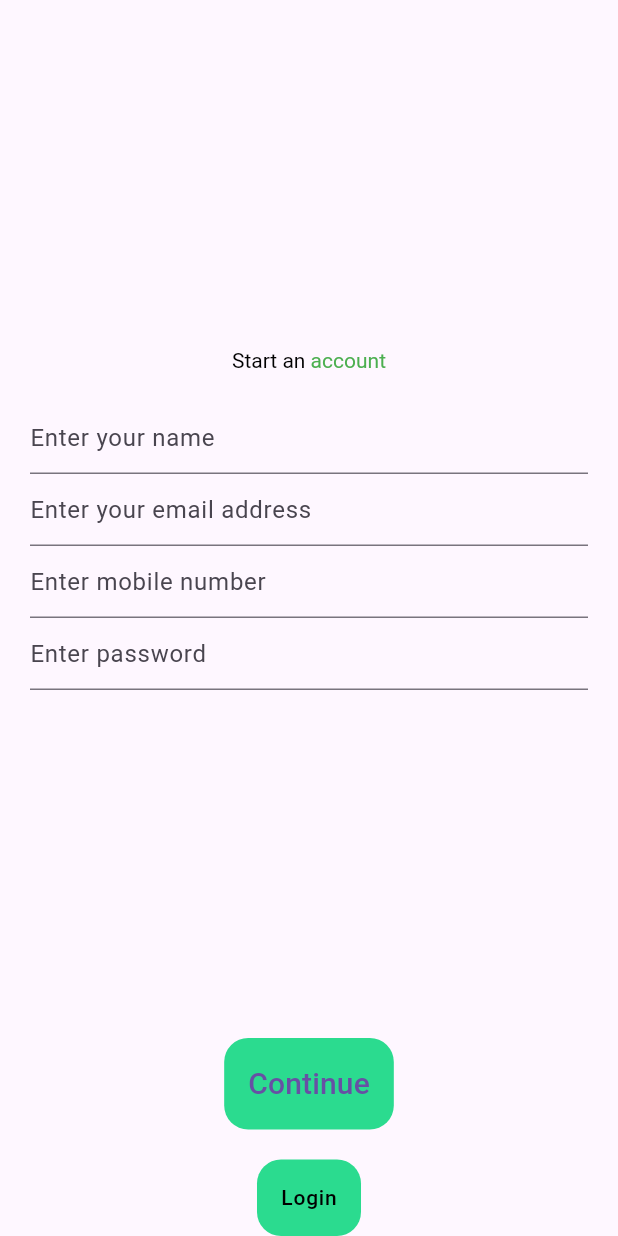
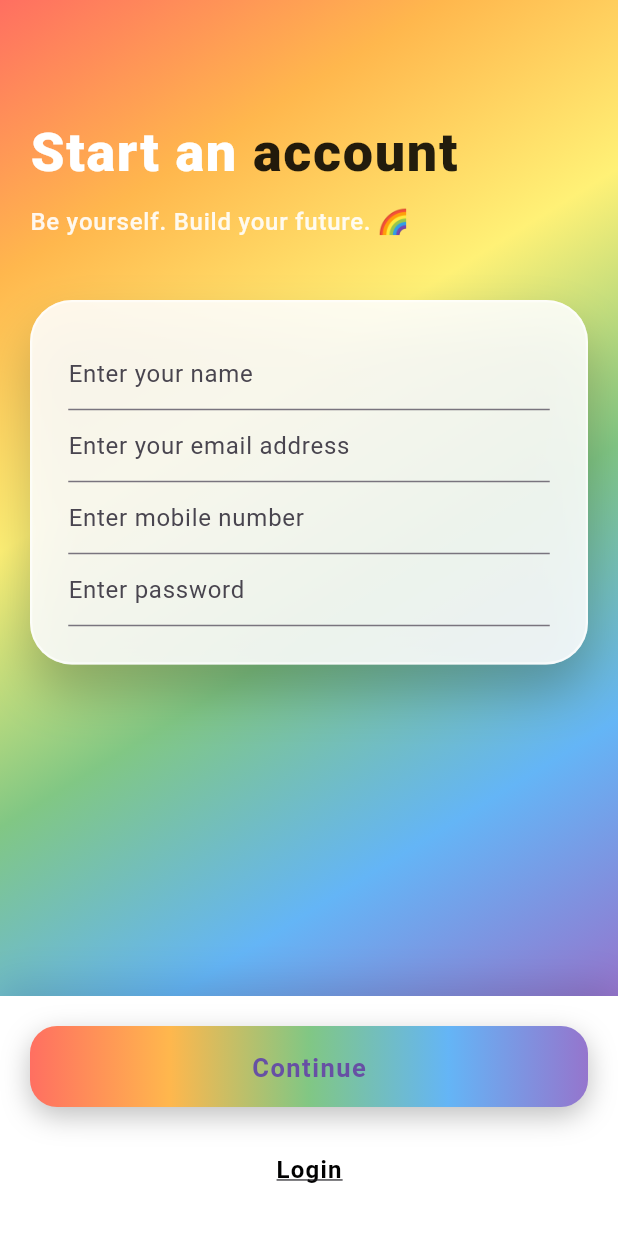
Before and after one commit to bjgeronimo-maya/cadetbank, a Flutter app: the RegistrationScreen screen opened by its route, on a phone screen of 412 x 824 dp. Run offline on Flutter 3.47's test engine with Material 3 defaults, Android fonts, the phone set to English and light mode, and no system bars; our stand-ins replace dio, equatable, flutter_bloc, freezed_annotation, get_it, lottie and 1 more.

Commit message:
special edition registration_screen

```diff
--- a/lib/presentation/screens/registration/registration_screen.dart
+++ b/lib/presentation/screens/registration/registration_screen.dart
@@ -1,4 +1,3 @@
-
 import 'package:cadetbank/core/navigation/routes.dart';
 import 'package:cadetbank/core/res/values/dimens.dart';
 import 'package:cadetbank/core/res/values/strings.dart';
@@ -10,54 +9,177 @@ class RegistrationScreen extends StatelessWidget {
 
   @override
   Widget build(BuildContext context) => Scaffold(
-    body: Center(
+    body: Container(
+      width: double.infinity,
+      height: double.infinity,
+      decoration: const BoxDecoration(
+        gradient: LinearGradient(
+          begin: Alignment.topLeft,
+          end: Alignment.bottomRight,
+          colors: [
+            Color(0xFFFF6F61), // soft red
+            Color(0xFFFFB74D), // orange
+            Color(0xFFFFF176), // yellow
+            Color(0xFF81C784), // green
+            Color(0xFF64B5F6), // blue
+            Color(0xFF9575CD), // purple
+          ],
+        ),
+      ),
+      child: SafeArea(
+        child: SingleChildScrollView(
           child: Padding(
-        padding: const EdgeInsets.symmetric(horizontal: Dimens.s20),
+            padding: const EdgeInsets.symmetric(
+              horizontal: Dimens.s20,
+              vertical: Dimens.s40,
+            ),
             child: Column(
-          mainAxisSize: MainAxisSize.min,
+              crossAxisAlignment: CrossAxisAlignment.start,
               children: [
+                const SizedBox(height: Dimens.s40),
+
+                // 🌈 Header
                 RichText(
-              text: const TextSpan(
-                style: TextStyle(color: Colors.black),
-                children: <TextSpan>[
+                  text: TextSpan(
+                    style: Theme.of(context)
+                        .textTheme
+                        .displaySmall
+                        ?.copyWith(
+                      fontWeight: FontWeight.w800,
+                      letterSpacing: 1.1,
+                      color: Colors.white,
+                    ),
+                    children: const [
+                      TextSpan(text: 'Start an '),
                       TextSpan(
-                      text: 'Start an '
+                        text: 'account',
+                        style: TextStyle(
+                          color: Colors.black87,
                         ),
-                  TextSpan(
-                    style: TextStyle(color: Colors.green),
-                    text: 'account',
                       ),
                     ],
                   ),
                 ),
 
-            const SizedBox(height: Dimens.s20),
+                const SizedBox(height: Dimens.s12),
 
-            const RegistrationForm(),
+                Text(
+                  'Be yourself. Build your future. 🌈',
+                  style: Theme.of(context).textTheme.titleMedium?.copyWith(
+                    color: Colors.white.withOpacity(0.9),
+                    fontWeight: FontWeight.w500,
+                    letterSpacing: 0.5,
+                  ),
+                ),
+
+                const SizedBox(height: Dimens.s40),
+
+                // 💎 Glass Form Card
+                Container(
+                  padding: const EdgeInsets.all(Dimens.s24),
+                  decoration: BoxDecoration(
+                    borderRadius: BorderRadius.circular(28),
+                    color: Colors.white.withOpacity(0.88),
+                    border: Border.all(
+                      color: Colors.white.withOpacity(0.6),
+                      width: 1.5,
+                    ),
+                    boxShadow: [
+                      BoxShadow(
+                        color: Colors.black.withOpacity(0.22),
+                        blurRadius: 28,
+                        offset: const Offset(0, 18),
+                      ),
+                    ],
+                  ),
+                  child: const RegistrationForm(),
+                ),
+
+                const SizedBox(height: Dimens.s60),
               ],
             ),
           ),
         ),
-    bottomNavigationBar: Column(
+      ),
+    ),
+
+    // 🌟 Bottom CTA Bar
+    bottomNavigationBar: Container(
+      padding: const EdgeInsets.all(Dimens.s20),
+      decoration: BoxDecoration(
+        color: Colors.white,
+        boxShadow: [
+          BoxShadow(
+            color: Colors.black.withOpacity(0.12),
+            blurRadius: 20,
+            offset: const Offset(0, -8),
+          ),
+        ],
+      ),
+      child: Column(
         mainAxisSize: MainAxisSize.min,
         children: [
-        ElevatedButton(
+          // 🌈 Gradient Continue Button
+          Container(
+            width: double.infinity,
+            height: 54,
+            decoration: BoxDecoration(
+              borderRadius: BorderRadius.circular(18),
+              gradient: const LinearGradient(
+                colors: [
+                  Color(0xFFFF6F61),
+                  Color(0xFFFFB74D),
+                  Color(0xFF81C784),
+                  Color(0xFF64B5F6),
+                  Color(0xFF9575CD),
+                ],
+              ),
+              boxShadow: [
+                BoxShadow(
+                  color: Colors.black.withOpacity(0.25),
+                  blurRadius: 15,
+                  offset: const Offset(0, 6),
+                ),
+              ],
+            ),
+            child: ElevatedButton(
+              style: ElevatedButton.styleFrom(
+                backgroundColor: Colors.transparent,
+                shadowColor: Colors.transparent,
+                shape: RoundedRectangleBorder(
+                  borderRadius: BorderRadius.circular(18),
+                ),
+              ),
               onPressed: () {},
-          child: const Text(Strings.kContinue),
+              child: const Text(
+                Strings.kContinue,
+                style: TextStyle(
+                  fontSize: 17,
+                  fontWeight: FontWeight.w700,
+                  letterSpacing: 1,
+                ),
+              ),
+            ),
           ),
 
-        const SizedBox(height: Dimens.s20),
+          const SizedBox(height: Dimens.s18),
 
-        ElevatedButton(
+          // ✨ Login link
+          TextButton(
             onPressed: () {
               Navigator.pushReplacementNamed(context, Routes.login);
             },
             child: Text(
               Strings.login,
-            style: Theme.of(context).textTheme.labelMedium,
+              style: Theme.of(context).textTheme.titleMedium?.copyWith(
+                fontWeight: FontWeight.w600,
+                letterSpacing: 0.8,
+                decoration: TextDecoration.underline,
               ),
-        )
+            ),
+          ),
         ],
-    )
+      ),
+    ),
   );
 }
```
Lines whose indentation alone changed are shown as unchanged.
